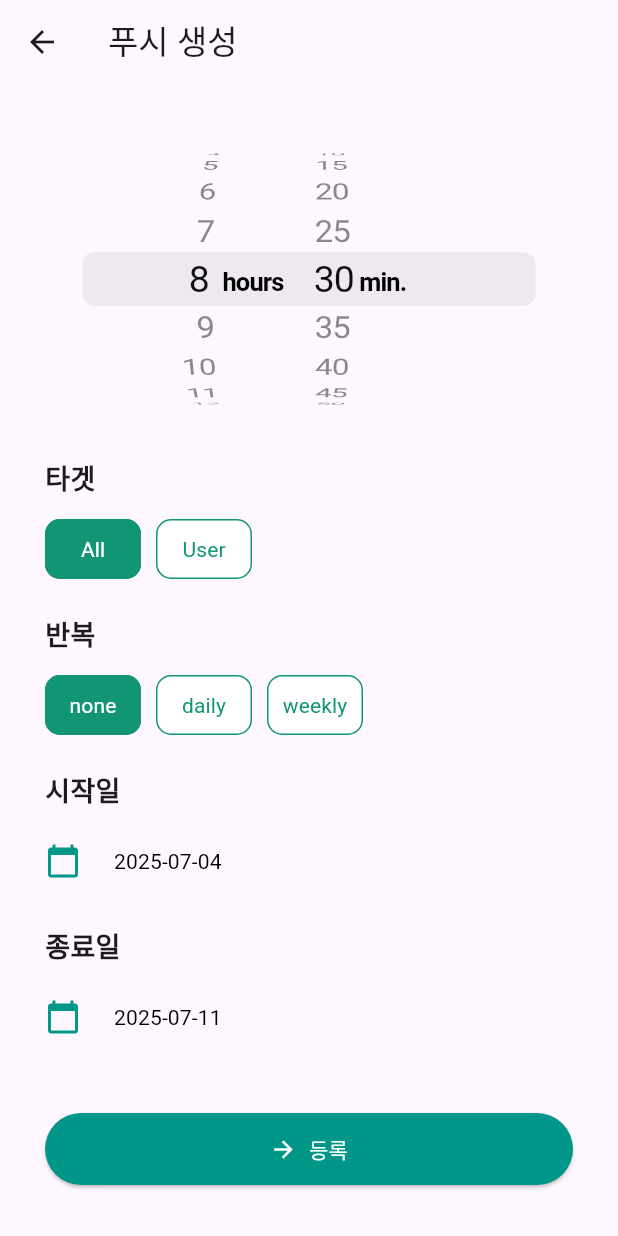
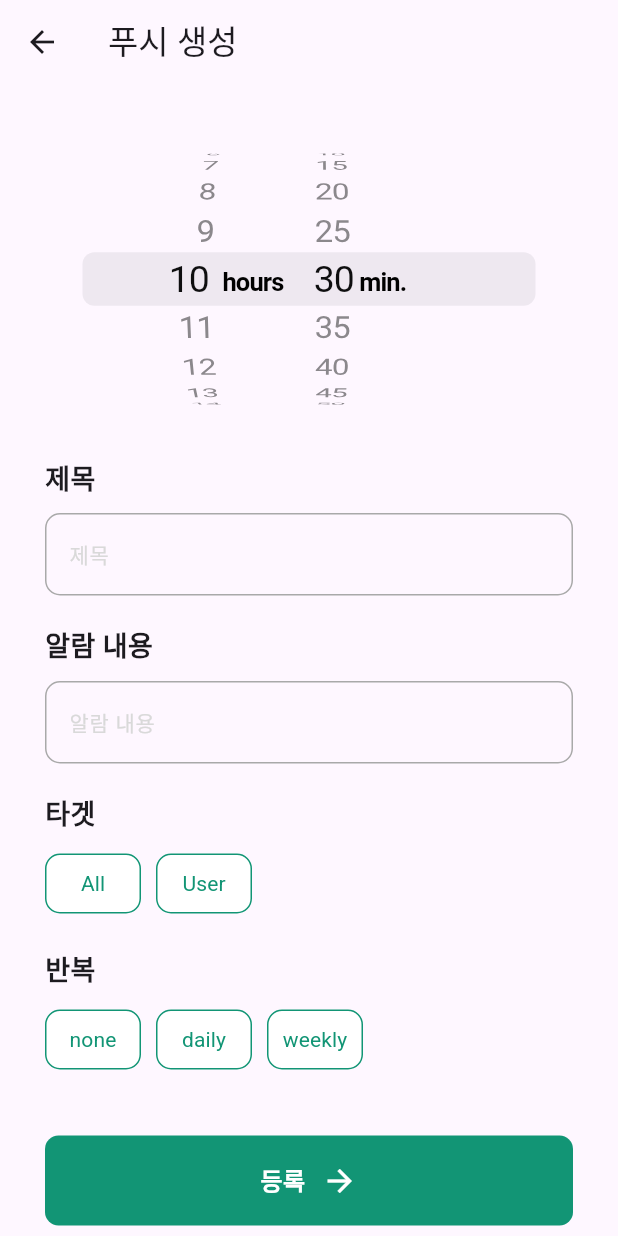
Before and after one commit to cowaymcnc4003/flutter-push-test, a Flutter app: the CreateScreen screen opened directly, on a phone screen of 412 x 824 dp. Run offline on Flutter 3.47's test engine with Material 3 defaults, Android fonts, the phone set to English and light mode, and no system bars; our stand-ins replace firebase_core, firebase_database, firebase_messaging, freezed_annotation, get_it, go_router and 1 more; accounts and stored records are empty.

Commit message:
푸시 생성 화면 개발 3

```diff
--- /dev/null
+++ b/lib/core/presentation/components/big_button.dart
@@ -0,0 +1,64 @@
+// ignore_for_file: public_member_api_docs, sort_constructors_first
+import 'package:flutter/material.dart';
+
+import 'package:push_test_app/ui/color_style.dart';
+import 'package:push_test_app/ui/text_styles.dart';
+
+class BigButton extends StatefulWidget {
+  final String label;
+  final void Function() onPressed;
+  const BigButton({
+    super.key,
+    required this.label,
+    required this.onPressed,
+  });
+
+  @override
+  State<BigButton> createState() => _BigButtonState();
+}
+
+class _BigButtonState extends State<BigButton> {
+  bool isPressed = false;
+  @override
+  Widget build(BuildContext context) {
+    return GestureDetector(
+      onTapDown: (_) {
+        setState(() {
+          isPressed = true;
+        });
+      },
+      onTapUp: (_) {
+        setState(() {
+          isPressed = false;
+          widget.onPressed();
+        });
+      },
+      onTapCancel: () {
+        setState(() {
+          isPressed = false;
+        });
+      },
+      child: Container(
+        height: 60,
+        decoration: BoxDecoration(
+          borderRadius: BorderRadius.circular(9),
+          color: isPressed ? ColorStyle.gray3 : ColorStyle.primary100,
+        ),
+        child: Row(
+          mainAxisAlignment: MainAxisAlignment.center,
+          children: [
+            Text(widget.label,
+                style: TextStyles.normalTextBold.copyWith(
+                  color: Colors.white,
+                )),
+            const SizedBox(width: 11),
+            const Icon(
+              Icons.arrow_forward,
+              color: ColorStyle.white,
+            )
+          ],
+        ),
+      ),
+    );
+  }
+}
--- /dev/null
+++ b/lib/core/presentation/components/text_input_filed.dart
@@ -0,0 +1,41 @@
+import 'package:flutter/material.dart';
+
+import 'package:push_test_app/ui/color_style.dart';
+import 'package:push_test_app/ui/text_styles.dart';
+
+class TextInputFiled extends StatelessWidget {
+  final String placeHolder;
+  final TextEditingController controller;
+  final void Function(String value)? onSubmitted;
+
+  const TextInputFiled({
+    super.key,
+    required this.placeHolder,
+    required this.controller,
+    this.onSubmitted,
+  });
+
+  @override
+  Widget build(BuildContext context) {
+    return SizedBox(
+      height: 55,
+      child: TextField(
+        controller: controller,
+        onSubmitted: onSubmitted,
+        decoration: InputDecoration(
+          enabledBorder: OutlineInputBorder(
+            borderRadius: BorderRadius.circular(10),
+            borderSide: const BorderSide(color: ColorStyle.gray3),
+          ),
+          focusedBorder: OutlineInputBorder(
+            borderRadius: BorderRadius.circular(10),
+            borderSide: const BorderSide(color: ColorStyle.primary80),
+          ),
+          hintText: placeHolder,
+          hintStyle:
+              TextStyles.smallTextRegular.copyWith(color: ColorStyle.gray4),
+        ),
+      ),
+    );
+  }
+}
--- /dev/null
+++ b/lib/presentation/create/create_state.dart
@@ -0,0 +1,32 @@
+import 'package:freezed_annotation/freezed_annotation.dart';
+
+part 'create_state.freezed.dart';
+part 'create_state.g.dart';
+
+// ignore_for_file: annotate_overrides
+@freezed
+@JsonSerializable()
+class CreateState with _$CreateState {
+  final String title;
+  final String message;
+  final String selectedTarget;
+  final String selectedRepeat;
+  final Duration selectedTime;
+  final List<String> selectedDays;
+  final DateTime? startDate;
+  final DateTime? endDate;
+  const CreateState({
+    this.title = '',
+    this.message = '',
+    this.selectedTarget = '',
+    this.selectedTime = Duration.zero,
+    this.selectedRepeat = '',
+    this.selectedDays = const [],
+    this.startDate,
+    this.endDate,
+  });
+
+  factory CreateState.fromJson(Map<String, dynamic> json) =>
+      _$CreateStateFromJson(json);
+  Map<String, dynamic> toJson() => _$CreateStateToJson(this);
+}
--- a/lib/presentation/create/create_view_model.dart
+++ b/lib/presentation/create/create_view_model.dart
@@ -1,38 +1,106 @@
+import 'dart:developer';
+
 import 'package:flutter/material.dart';
+import 'package:push_test_app/presentation/create/create_state.dart';
 
 class CreateViewModel extends ChangeNotifier {
-  Duration selectedTime = const Duration(hours: 8, minutes: 30);
-  String selectedTarget = 'All';
-  String selectedRepeat = 'none';
-  DateTime startDate = DateTime.now();
-  DateTime endDate = DateTime.now().add(const Duration(days: 7));
+  final TextEditingController titleController = TextEditingController();
+  final TextEditingController messageController = TextEditingController();
+
+  CreateState _createState = CreateState(
+    selectedTime: Duration(
+      hours: DateTime.now().hour,
+      minutes: DateTime.now().minute,
+    ),
+    startDate: DateTime.now(),
+    endDate: DateTime.now().add(const Duration(days: 7)),
+  );
+
+  CreateState get createState => _createState;
+
+  CreateViewModel() {
+    titleController.text = createState.title;
+    messageController.text = createState.message;
+
+    titleController.addListener(() {
+      _createState = createState.copyWith(title: titleController.text);
+      notifyListeners();
+    });
+
+    messageController.addListener(() {
+      _createState = createState.copyWith(message: messageController.text);
+      notifyListeners();
+    });
+  }
 
   void updateTime(Duration time) {
-    selectedTime = time;
+    _createState = createState.copyWith(selectedTime: time);
     notifyListeners();
   }
 
   void updateTarget(String target) {
-    selectedTarget = target;
-    print("selectedTarget = $selectedTarget");
+    _createState = createState.copyWith(selectedTarget: target);
     notifyListeners();
   }
 
   void updateRepeat(String repeat) {
-    selectedRepeat = repeat;
-    print("selectedRepeat = $selectedRepeat");
+    _createState = createState.copyWith(selectedRepeat: repeat);
     notifyListeners();
   }
 
-  void updateStartDate(DateTime date) {
-    startDate = date;
-    print("startDate = $startDate");
+  void toggleDay(String day) {
+    final newDays = List<String>.from(createState.selectedDays);
+    if (newDays.contains(day)) {
+      newDays.remove(day);
+    } else {
+      newDays.add(day);
+    }
+    _createState = createState.copyWith(selectedDays: newDays);
     notifyListeners();
   }
 
-  void updateEndDate(DateTime date) {
-    endDate = date;
-    print("endDate = $endDate");
+  Future<void> selectStartDate(BuildContext context) async {
+    final picked = await showDatePicker(
+      context: context,
+      initialDate: createState.startDate,
+      firstDate: DateTime(2000),
+      lastDate: DateTime(2100),
+    );
+
+    if (picked == null) return;
+
+    if (picked.isAfter(createState.endDate!)) {
+      log("시작일은 종료일보다 늦을 수 없습니다.");
+      return;
+    }
+
+    _createState = _createState.copyWith(startDate: picked);
     notifyListeners();
   }
+
+  Future<void> selectEndDate(BuildContext context) async {
+    final picked = await showDatePicker(
+      context: context,
+      initialDate: createState.endDate,
+      firstDate: DateTime(2000),
+      lastDate: DateTime(2100),
+    );
+
+    if (picked == null) return;
+
+    if (picked.isBefore(createState.startDate!)) {
+      log("종료일은 시작일보다 빠를 수 없습니다.");
+      return;
+    }
+
+    _createState = _createState.copyWith(endDate: picked);
+    notifyListeners();
+  }
+
+  @override
+  void dispose() {
+    titleController.dispose();
+    messageController.dispose();
+    super.dispose();
+  }
 }
--- a/lib/presentation/create/screen/create_screen.dart
+++ b/lib/presentation/create/screen/create_screen.dart
@@ -1,8 +1,12 @@
 import 'package:flutter/cupertino.dart';
 import 'package:flutter/material.dart';
 import 'package:provider/provider.dart';
+import 'package:push_test_app/core/presentation/components/big_button.dart';
+import 'package:push_test_app/core/presentation/components/small_multi_select_button_group.dart';
+import 'package:push_test_app/core/presentation/components/text_input_filed.dart';
 import 'package:push_test_app/presentation/create/create_view_model.dart';
 import 'package:push_test_app/ui/text_styles.dart';
+import 'package:push_test_app/ui/color_style.dart';
 import 'package:push_test_app/core/presentation/components/small_text_button_group.dart';
 
 class CreateScreen extends StatelessWidget {
@@ -22,10 +26,36 @@ class CreateScreen extends StatelessWidget {
               height: 200,
               child: CupertinoTimerPicker(
                 mode: CupertinoTimerPickerMode.hm,
-                initialTimerDuration: viewModel.selectedTime,
+                initialTimerDuration: viewModel.createState.selectedTime,
                 minuteInterval: 5,
                 onTimerDurationChanged: viewModel.updateTime,
               ),
+            ),
+            const SizedBox(height: 20),
+
+            // 제목
+            const Align(
+              alignment: Alignment.centerLeft,
+              child: Text('제목', style: TextStyles.mediumTextBold),
+            ),
+            const SizedBox(height: 10),
+            TextInputFiled(
+              placeHolder: "제목",
+              controller: viewModel.titleController,
+              // onSubmitted: viewModel.,
+            ),
+            const SizedBox(height: 20),
+
+            // 내용
+            const Align(
+              alignment: Alignment.centerLeft,
+              child: Text('알람 내용', style: TextStyles.mediumTextBold),
+            ),
+            const SizedBox(height: 10),
+            TextInputFiled(
+              placeHolder: "알람 내용",
+              controller: viewModel.messageController,
+              // onSubmitted: viewModel.,
             ),
             const SizedBox(height: 20),
 
@@ -37,7 +67,7 @@ class CreateScreen extends StatelessWidget {
             const SizedBox(height: 10),
             SmallTextButtonGroup(
               options: const ['All', 'User'],
-              selectedTarget: viewModel.selectedTarget,
+              selectedTarget: viewModel.createState.selectedTarget,
               onChanged: viewModel.updateTarget,
             ),
             const SizedBox(height: 20),
@@ -50,99 +80,93 @@ class CreateScreen extends StatelessWidget {
             const SizedBox(height: 10),
             SmallTextButtonGroup(
               options: const ['none', 'daily', 'weekly'],
-              selectedTarget: viewModel.selectedRepeat,
+              selectedTarget: viewModel.createState.selectedRepeat,
               onChanged: viewModel.updateRepeat,
             ),
             const SizedBox(height: 20),
 
-            /// 시작일
+            /// 요일 선택 (weekly 때만 표시)
+            if (viewModel.createState.selectedRepeat == 'weekly') ...[
               const Align(
                 alignment: Alignment.centerLeft,
-              child: Text('시작일', style: TextStyles.mediumTextBold),
+                child: Text('요일', style: TextStyles.mediumTextBold),
+              ),
+              const SizedBox(height: 10),
+              SmallMultiSelectButtonGroup(
+                options: const [
+                  'Sun',
+                  'Mon',
+                  'Tue',
+                  'Wed',
+                  'Thu',
+                  'Fri',
+                  'Sat'
+                ],
+                selectedValues: viewModel.createState.selectedDays,
+                onChanged: viewModel.toggleDay,
+              ),
+              const SizedBox(height: 20),
+            ],
+
+            /// 날짜 선택 (daily 또는 weekly일 때만 표시)
+            if (viewModel.createState.selectedRepeat == 'daily' ||
+                viewModel.createState.selectedRepeat == 'weekly') ...[
+              const Align(
+                alignment: Alignment.centerLeft,
+                child: Text('기간', style: TextStyles.mediumTextBold),
               ),
               const SizedBox(height: 10),
               Row(
                 children: [
-                const Icon(Icons.calendar_today, color: Colors.teal),
+                  const Icon(Icons.calendar_today,
+                      color: ColorStyle.primary100),
                   const SizedBox(width: 10),
-                TextButton(
-                  onPressed: () => _selectStartDate(context, viewModel),
+                  OutlinedButton(
+                    style: OutlinedButton.styleFrom(
+                      side: const BorderSide(color: ColorStyle.gray4),
+                      shape: RoundedRectangleBorder(
+                        borderRadius: BorderRadius.circular(10),
+                      ),
+                      padding: const EdgeInsets.symmetric(
+                          vertical: 10, horizontal: 20),
+                    ),
+                    onPressed: () => viewModel.selectStartDate(context),
                     child: Text(
-                    "${viewModel.startDate.toLocal()}".split(' ')[0],
-                    style: const TextStyle(color: Colors.black),
+                      "${viewModel.createState.startDate}".split(' ')[0],
+                      style: TextStyles.mediumTextBold
+                          .copyWith(color: ColorStyle.black),
+                    ),
+                  ),
+                  Text(
+                    " ~ ",
+                    style: TextStyles.mediumTextBold
+                        .copyWith(color: ColorStyle.black),
+                  ),
+                  OutlinedButton(
+                    style: OutlinedButton.styleFrom(
+                      side: const BorderSide(color: ColorStyle.gray4),
+                      shape: RoundedRectangleBorder(
+                        borderRadius: BorderRadius.circular(10),
+                      ),
+                      padding: const EdgeInsets.symmetric(
+                          vertical: 10, horizontal: 20),
+                    ),
+                    onPressed: () => viewModel.selectEndDate(context),
+                    child: Text(
+                      "${viewModel.createState.endDate}".split(' ')[0],
+                      style: TextStyles.mediumTextBold
+                          .copyWith(color: ColorStyle.black),
                     ),
                   ),
                 ],
               ),
-
               const SizedBox(height: 20),
-
-            /// 종료일
-            const Align(
-              alignment: Alignment.centerLeft,
-              child: Text('종료일', style: TextStyles.mediumTextBold),
-            ),
-            const SizedBox(height: 10),
-            Row(
-              children: [
-                const Icon(Icons.calendar_today, color: Colors.teal),
-                const SizedBox(width: 10),
-                TextButton(
-                  onPressed: () => _selectEndDate(context, viewModel),
-                  child: Text(
-                    "${viewModel.endDate.toLocal()}".split(' ')[0],
-                    style: const TextStyle(color: Colors.black),
-                  ),
-                ),
             ],
-            ),
-
-            const SizedBox(height: 40),
-
-            /// 등록 버튼
-            SizedBox(
-              width: double.infinity,
-              child: ElevatedButton.icon(
-                style: ElevatedButton.styleFrom(
-                  backgroundColor: Colors.teal,
-                  padding: const EdgeInsets.symmetric(vertical: 14),
-                ),
-                onPressed: () {
-                  // 등록 로직
-                },
-                icon: const Icon(Icons.arrow_forward, color: Colors.white),
-                label: const Text('등록', style: TextStyle(color: Colors.white)),
-              ),
-            ),
+            const SizedBox(height: 20),
+            BigButton(label: '등록', onPressed: () {}),
           ],
         ),
       ),
     );
   }
-
-  Future<void> _selectStartDate(
-      BuildContext context, CreateViewModel viewModel) async {
-    final picked = await showDatePicker(
-      context: context,
-      initialDate: viewModel.startDate,
-      firstDate: DateTime(2000),
-      lastDate: DateTime(2100),
-    );
-    if (picked != null) {
-      viewModel.updateStartDate(picked);
 }
-  }
-
-  Future<void> _selectEndDate(
-      BuildContext context, CreateViewModel viewModel) async {
-    final picked = await showDatePicker(
-      context: context,
-      initialDate: viewModel.endDate,
-      firstDate: DateTime(2000),
-      lastDate: DateTime(2100),
-    );
-    if (picked != null) {
-      viewModel.updateEndDate(picked);
-    }
-  }
-}
--- a/lib/router/router.dart
+++ b/lib/router/router.dart
@@ -21,6 +21,10 @@ final router = GoRouter(
         onDestinationSelected: (index) {},
         child: const Center(child: Text('mainScreen')),
       ),
+    ),
+    GoRoute(
+      path: RoutePath.create,
+      builder: (context, state) => const CreateRoot(),
     ),
     StatefulShellRoute.indexedStack(
       builder: (context, state, navigationShell) {
@@ -56,16 +60,16 @@ final router = GoRouter(
             ),
           ],
         ),
-        StatefulShellBranch(
-          routes: [
-            GoRoute(
-              path: RoutePath.create,
-              builder: (context, state) {
-                return const CreateRoot();
-              },
-            ),
-          ],
-        ),
+        // StatefulShellBranch(
+        //   routes: [
+        //     GoRoute(
+        //       path: RoutePath.create,
+        //       builder: (context, state) {
+        //         return const CreateRoot();
+        //       },
+        //     ),
+        //   ],
+        // ),
       ],
     ),
   ],
```
Also changed, not shown: lib/core/presentation/components/small_multi_select_button_group.dart (added, +31 -0 lines), lib/presentation/create/create_action.dart (added, +9 -0 lines), lib/presentation/create/create_action.freezed.dart (added), lib/presentation/create/create_state.freezed.dart (added), lib/presentation/create/create_state.g.dart (added). Lines whose indentation alone changed are shown as unchanged.
